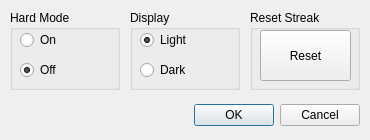
purplewavesss/WordleQt, file settings.ui: the form before one commit.
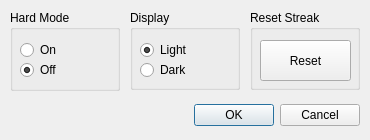
The form after the commit.

Commit message: Changing settings now works

Diff of the .ui file:
```diff
--- a/settings.ui
+++ b/settings.ui
@@ -35,7 +35,7 @@
      <x>10</x>
      <y>10</y>
      <width>110</width>
-     <height>80</height>
+     <height>81</height>
     </rect>
    </property>
    <property name="title">
@@ -45,7 +45,7 @@
     <property name="geometry">
      <rect>
       <x>10</x>
-      <y>20</y>
+      <y>30</y>
       <width>95</width>
       <height>20</height>
      </rect>
@@ -87,7 +87,7 @@
     <property name="geometry">
      <rect>
       <x>10</x>
-      <y>20</y>
+      <y>30</y>
       <width>95</width>
       <height>20</height>
      </rect>
@@ -132,9 +132,9 @@
     <property name="geometry">
      <rect>
       <x>10</x>
-      <y>20</y>
+      <y>30</y>
       <width>91</width>
-      <height>51</height>
+      <height>41</height>
      </rect>
     </property>
     <property name="text">
```
The commit also changes 8 other files.
